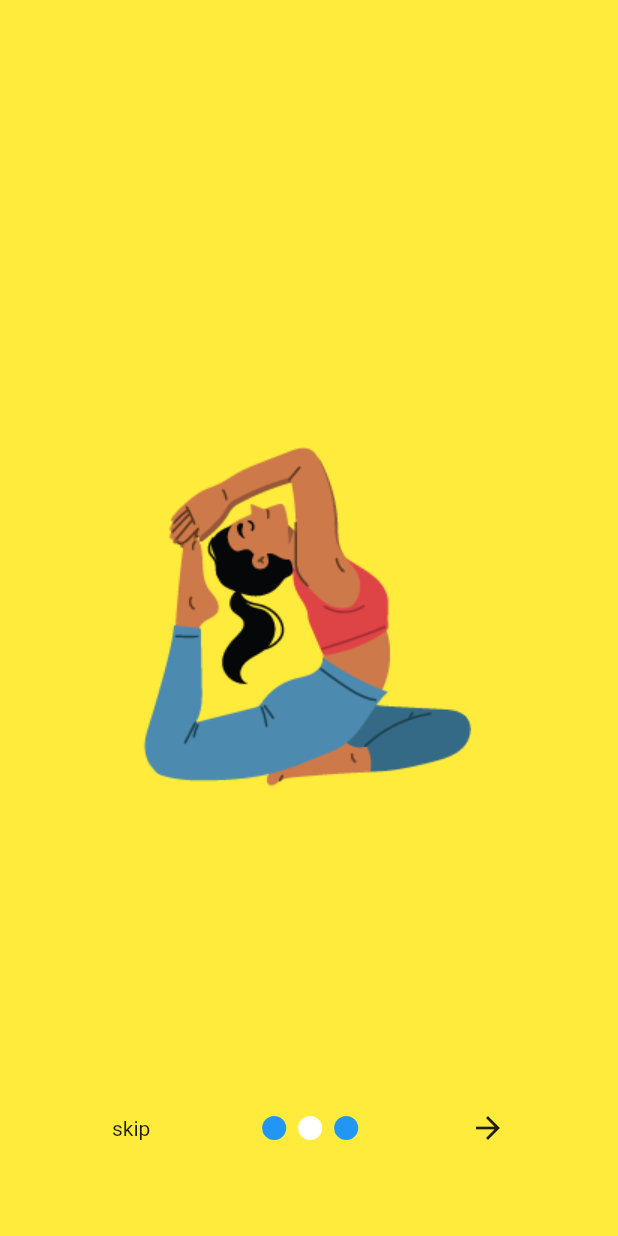
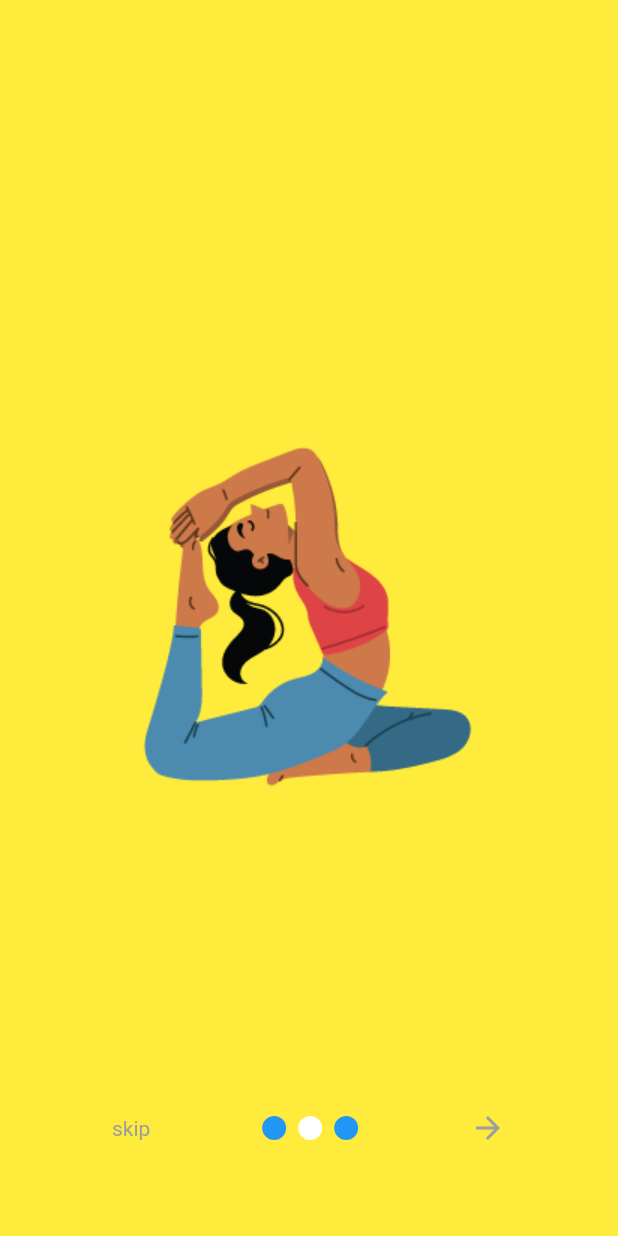
Before and after one commit to BarkaBoss/DSC-Flutter-Todo, a Flutter app: the screen it shows after launch, after a tap on the "arrow forward" icon, on a phone screen of 412 x 824 dp. Run offline on Flutter 3.47's test engine with Material 2 defaults, Android fonts, the phone set to English and light mode, and no system bars; drawn by our look-alikes of smooth_page_indicator.

Commit message:
Updates Icons

```diff
--- a/lib/main.dart
+++ b/lib/main.dart
@@ -1,4 +1,5 @@
-import 'package:daily_planner/screens/intro_page.dart';
+import 'package:daily_planner/screens/intro_screen.dart';
+import 'package:daily_planner/screens/tasks_page.dart';
 import 'package:flutter/material.dart';
 
 void main() {
@@ -16,7 +17,11 @@ class MyApp extends StatelessWidget {
       theme: ThemeData(
         primarySwatch: Colors.blue,
       ),
-      home: IntroPage(),
+      initialRoute: 'intro',
+       routes: {
+        'intro': (context) => IntroPage(),
+         'tasks':(context) => TasksPage(),
+       },
     );
   }
 }
--- a/lib/screens/intro_page.dart
+++ /dev/null
@@ -1,71 +0,0 @@
-import 'package:flutter/material.dart';
-import 'package:smooth_page_indicator/smooth_page_indicator.dart';
-
-class IntroPage extends StatefulWidget {
-  const IntroPage({Key? key}) : super(key: key);
-
-  @override
-  State<IntroPage> createState() => _IntroPageState();
-}
-
-class _IntroPageState extends State<IntroPage> {
-
-  PageController _controller = PageController();
-  bool onLastPage = false;
-
-  @override
-  Widget build(BuildContext context) {
-    return Scaffold(
-      body: Stack(children: [
-        PageView(
-          onPageChanged: (index){
-            setState(() {
-              onLastPage = (index == 2);
-              print("$index, $onLastPage");
-            });
-          },
-          controller: _controller,
-          children: [
-            Container(
-              color: Colors.yellow,
-              child: Image.asset("assets/images/sleep.png"),
-            ),
-            Container(
-              color: Colors.yellow,
-              child: Image.asset("assets/images/exercise.png"),
-            ),
-            Container(
-              color: Colors.yellow,
-              child: Image.asset("assets/images/work.png"),
-            ),
-          ],
-        ),
-        Container(
-          alignment: Alignment(0, 0.85),
-          child: Row(
-              mainAxisAlignment: MainAxisAlignment.spaceEvenly,
-              children: [
-              Text("skip"),
-          SmoothPageIndicator(
-            controller: _controller,
-              count: 3,
-              effect: const SwapEffect(
-                  dotColor: Colors.blue,
-                  activeDotColor: Colors.white,
-                type: SwapType.yRotation
-              ),
-          ),
-        onLastPage ?  Text("done")
-            :
-        GestureDetector(
-          onTap: (){
-            _controller.nextPage(duration: Duration(milliseconds: 500), curve: Curves.easeIn);
-          },
-            child: Icon(Icons.arrow_forward))
-      ],
-      ),
-    )])
-    ,
-    );
-  }
-}
--- /dev/null
+++ b/lib/screens/intro_screen.dart
@@ -0,0 +1,88 @@
+import 'package:flutter/material.dart';
+import 'package:smooth_page_indicator/smooth_page_indicator.dart';
+
+class IntroPage extends StatefulWidget {
+  const IntroPage({Key? key}) : super(key: key);
+
+  @override
+  State<IntroPage> createState() => _IntroPageState();
+}
+
+class _IntroPageState extends State<IntroPage> {
+  PageController _controller = PageController();
+  bool onLastPage = false;
+
+  @override
+  Widget build(BuildContext context) {
+    return Scaffold(
+        body: Stack(
+          children: [
+            PageView(
+              controller: _controller,
+              onPageChanged: (index) {
+                setState(() {
+                  onLastPage = (index == 2);
+                  print("$index, $onLastPage");
+                });
+              },
+              children: [
+                Container(
+                  color: Colors.yellow,
+                  child: Image.asset('assets/images/sleep.png'),
+                ),
+                Container(
+                  color: Colors.yellow,
+                  child: Image.asset('assets/images/exercise.png'),
+                ),
+                Container(
+                  color: Colors.yellow,
+                  child: Image.asset('assets/images/work.png'),
+                )
+              ],
+            ),
+            Container(
+              alignment: Alignment(0, 0.85),
+              child: Row(
+                mainAxisAlignment: MainAxisAlignment.spaceEvenly,
+                children: [
+                  GestureDetector(
+                    onTap: () {
+                      Navigator.pushNamed(context, 'tasks');
+                    },
+                    child: Text(
+                      'skip',
+                      style: TextStyle(color: Colors.grey),
+                    ),
+                  ),
+                  SmoothPageIndicator(
+                    controller: _controller,
+                    count: 3,
+                    effect: SwapEffect(
+                        dotColor: Colors.blue,
+                        activeDotColor: Colors.white,
+                        type: SwapType.yRotation),
+                  ),
+                  onLastPage
+                      ? GestureDetector(
+                      onTap: () {
+                        Navigator.pushNamed(context, 'tasks');
+                      },
+                      child: Text('done', style: TextStyle(color: Colors.grey)))
+                      : GestureDetector(
+                    onTap: () {
+                      _controller.nextPage(
+                          duration: Duration(milliseconds: 500),
+                          curve: Curves.easeIn);
+                    },
+                    child: Icon(
+                      Icons.arrow_forward,
+                      color: Colors.grey,
+                    ),
+                  )
+                ],
+              ),
+            )
+          ],
+        ));
+  }
+}
--- a/lib/screens/tasks_page.dart
+++ b/lib/screens/tasks_page.dart
@@ -1,4 +1,5 @@
 import 'package:flutter/material.dart';
+
 class TasksPage extends StatefulWidget {
   const TasksPage({Key? key}) : super(key: key);
 
@@ -11,8 +12,8 @@ class _TasksPageState extends State<TasksPage> {
   Widget build(BuildContext context) {
     return const Scaffold(
       body: Center(
-        child: Text("To Do"),
-      ),
+        child: Text("To Do!"),
+      )
     );
   }
 }
--- a/pubspec.yaml
+++ b/pubspec.yaml
@@ -36,6 +36,7 @@ dependencies:
   # Use with the CupertinoIcons class for iOS style icons.
   cupertino_icons: ^1.0.2
   smooth_page_indicator: ^1.0.1
+  change_app_package_name: ^1.1.0
 
 dev_dependencies:
   flutter_test:
```
Also changed, not shown: pubspec.lock, 8 other files.
